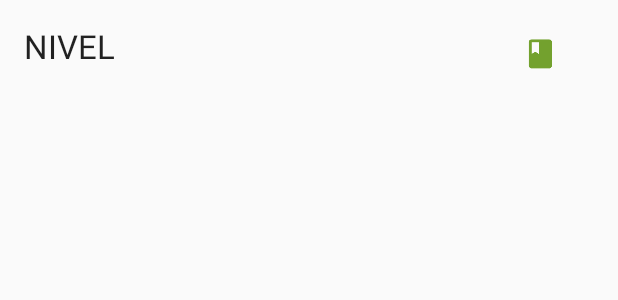
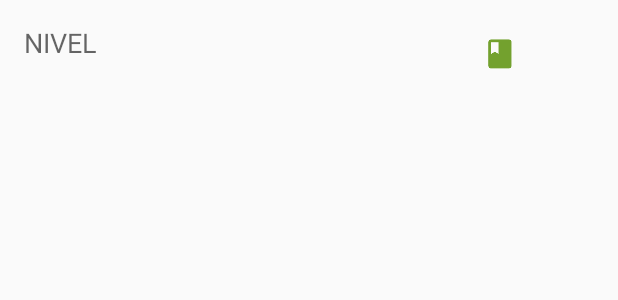
Before and after one commit to jodiazsbt/CodigoPolicia, an Android app: the layout multa_titulo.xml on its own in the app's theme, with its tools: preview values and no code run, on a phone screen of 412 x 824 dp. Shown: the top 300 px of the screen. Run offline under Robolectric (Android 15) with nearby library versions, the phone set to English and light mode, and no system bars.

Commit message:
2018-01-22
SCRIPT SQL

```diff
--- a/app/src/main/res/layout/multa_titulo.xml
+++ b/app/src/main/res/layout/multa_titulo.xml
@@ -1,8 +1,8 @@
 <?xml version="1.0" encoding="utf-8"?>
 <LinearLayout xmlns:android="http://schemas.android.com/apk/res/android"
+    xmlns:app="http://schemas.android.com/apk/res-auto"
     android:layout_width="match_parent"
     android:layout_height="wrap_content"
-    xmlns:app="http://schemas.android.com/apk/res-auto"
     android:orientation="horizontal"
     android:padding="@dimen/activity_vertical_margin">
 
@@ -10,10 +10,10 @@
         android:id="@+id/textViewLabel"
         android:layout_width="0dp"
         android:layout_height="wrap_content"
-        android:layout_weight="10"
         android:layout_gravity="center_horizontal"
+        android:layout_weight="3"
         android:text="NIVEL"
-        android:textAppearance="@style/TextAppearance.AppCompat.Large" />
+        android:textAppearance="@style/TextAppearance.AppCompat.Medium" />
 
     <ImageView
         android:id="@+id/imageViewLibro"
```
Also changed, not shown: app/src/main/java/com/policia/codigopolicia/NavegacionMULTAS/Categoria_Adapter.java (+8 -2 lines), 1 other file.
